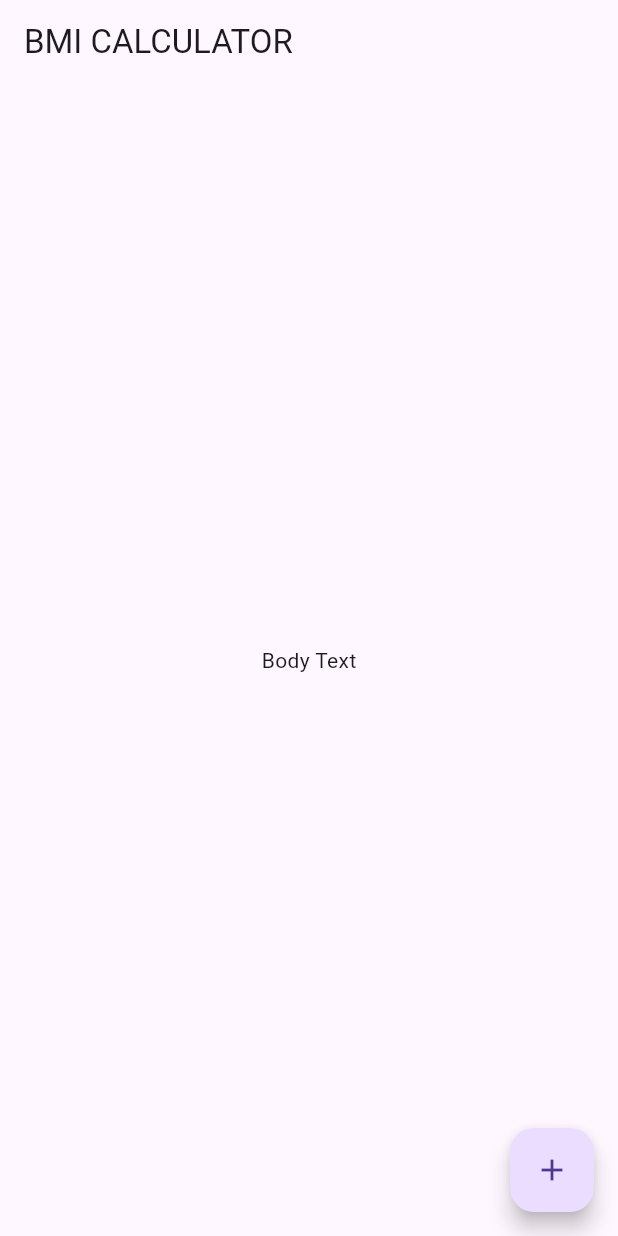
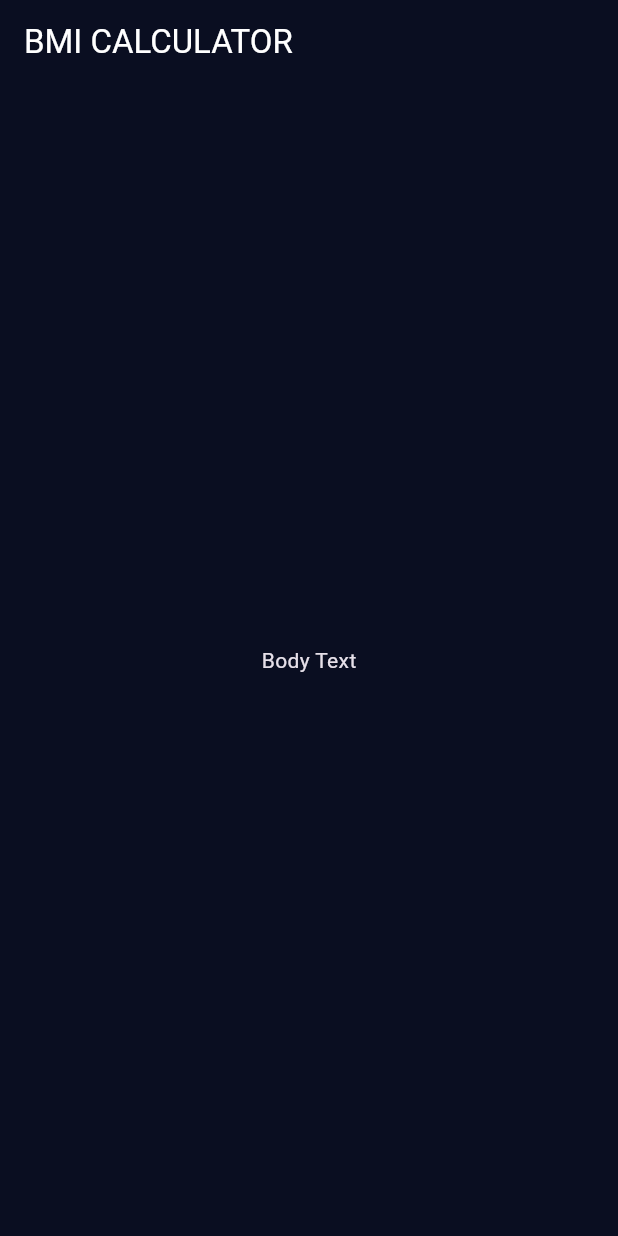
Before and after one commit to iradtaufique/bmi_calculator-, a Flutter app: the screen it shows after launch, on a phone screen of 412 x 824 dp. Run offline on Flutter 3.47's test engine with Material 3 defaults, Android fonts, the phone set to English and light mode, and no system bars.

Commit message:
create new file that will contain codes for all inputs from the user

```diff
--- /dev/null
+++ b/lib/input_page.dart
@@ -0,0 +1,23 @@
+import 'package:flutter/material.dart';
+
+class InputPage extends StatefulWidget {
+  @override
+  _InputPageState createState() => _InputPageState();
+}
+
+class _InputPageState extends State<InputPage> {
+  @override
+  Widget build(BuildContext context) {
+    return Scaffold(
+      appBar: AppBar(
+        title: Text(
+          'BMI CALCULATOR',
+          style: TextStyle(color: Colors.white),
+        ),
+      ),
+      body: Center(
+        child: Text('Body Text'),
+      ),
+    );
+  }
+}
--- a/lib/main.dart
+++ b/lib/main.dart
@@ -1,4 +1,7 @@
+// ignore_for_file: prefer_const_constructors
+
 import 'package:flutter/material.dart';
+import 'input_page.dart';
 
 void main() => runApp(BMICalculator());
 
@@ -6,30 +9,14 @@ class BMICalculator extends StatelessWidget {
   @override
   Widget build(BuildContext context) {
     return MaterialApp(
+      theme: ThemeData.dark().copyWith(
+        primaryColor: Color(0xFF0A0E21),
+        appBarTheme: AppBarTheme(
+          backgroundColor: Color(0xFF0A0E21),
+        ),
+        scaffoldBackgroundColor: Color(0xFF0A0E21),
+      ),
       home: InputPage(),
     );
   }
 }
-
-class InputPage extends StatefulWidget {
-  @override
-  _InputPageState createState() => _InputPageState();
-}
-
-class _InputPageState extends State<InputPage> {
-  @override
-  Widget build(BuildContext context) {
-    return Scaffold(
-      appBar: AppBar(
-        title: Text('BMI CALCULATOR'),
-      ),
-      body: Center(
-        child: Text('Body Text'),
-      ),
-      floatingActionButton: FloatingActionButton(
-        onPressed: () {},
-        child: Icon(Icons.add),
-      ),
-    );
-  }
-}
```
